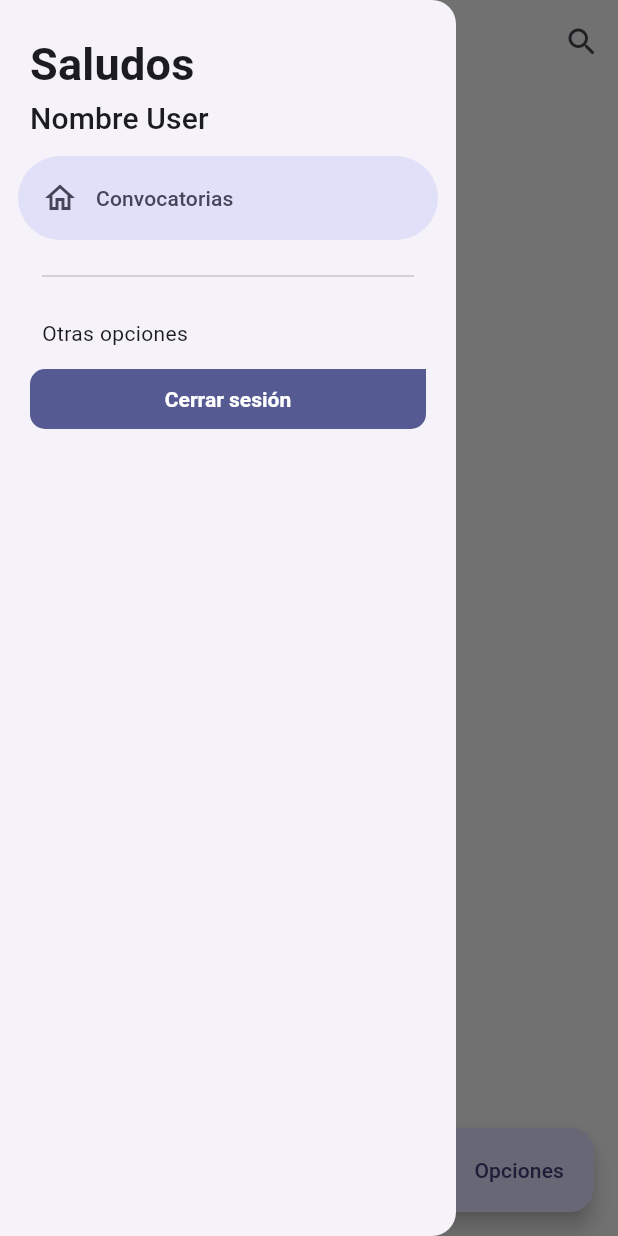
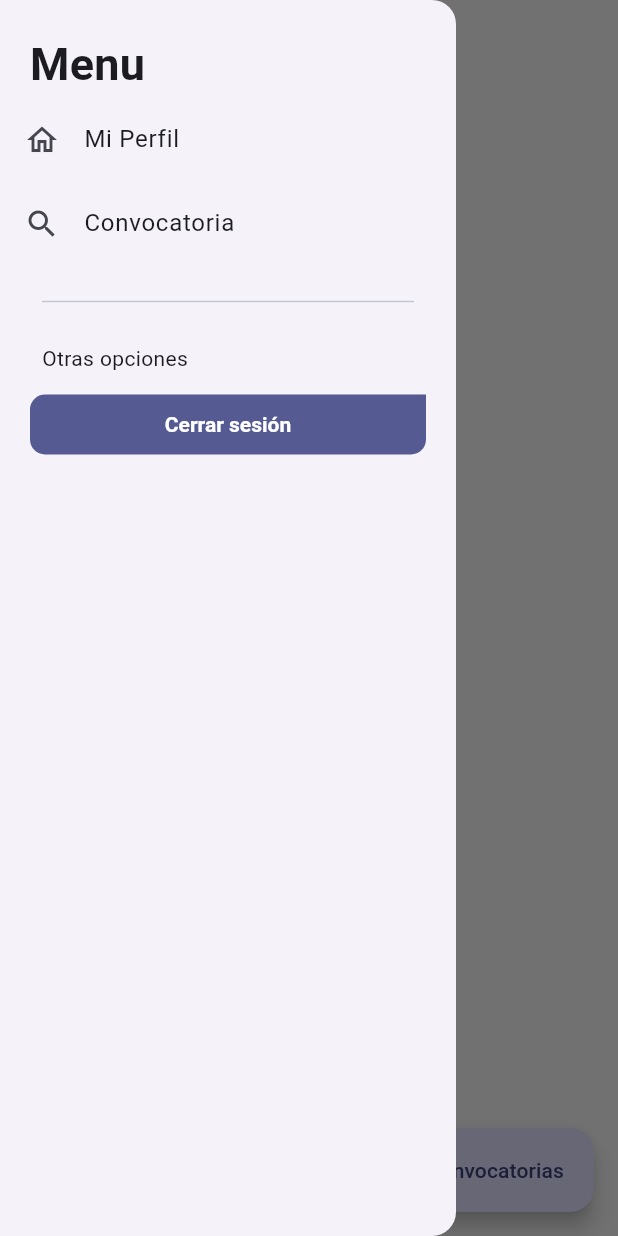
Before and after one commit to ginimessersmith/app_curriculum, a Flutter app: the screen it shows after launch, with the side drawer open, on a phone screen of 412 x 824 dp. Run offline on Flutter 3.47's test engine with Material 3 defaults, Android fonts, the phone set to English and light mode, and no system bars; our stand-ins replace go_router, google_fonts; project files that could hold a hidden picture were left out.

Commit message:
perfil, campaign and controllers

```diff
--- a/lib/config/api/connections/api.dart
+++ b/lib/config/api/connections/api.dart
@@ -0,0 +1,4 @@
+// const apiUrl =
+//     'http://?????????????????:3000/api';
+
+const apiUrl = 'http://10.0.2.2:3000/api';
--- a/lib/config/router/app_router.dart
+++ b/lib/config/router/app_router.dart
@@ -1,6 +1,8 @@
+import 'package:curriculum/features/campaign/presentation/screens/campaign_screen.dart';
+import 'package:curriculum/features/campaign/presentation/screens/screens.dart';
+import 'package:curriculum/features/perfil/perfil.dart';
 import 'package:go_router/go_router.dart';
 import 'package:curriculum/features/auth/auth.dart';
-import 'package:curriculum/features/products/products.dart';
 
 final appRouter = GoRouter(
   initialLocation: '/',
@@ -15,11 +17,21 @@ final appRouter = GoRouter(
       path: '/register',
       builder: (context, state) => const RegisterScreen(),
     ),
-
-    ///* Product Routes
+    GoRoute(
+      path: '/campaign',
+      builder: (context, state) => const Campaign(),
+    ),
+    GoRoute(
+      path: '/perfil',
+      builder: (context, state) => const Perfil(),
+    ),
+    GoRoute(
+      path: '/send-curriculum',
+      builder: (context, state) => const SendCurriculumScreen(),
+    ),
     GoRoute(
       path: '/',
-      builder: (context, state) => const PerfilScreen(),
+      builder: (context, state) => const Perfil(),
     ),
   ],
   ///! TODO: Bloquear si no se está autenticado de alguna manera
--- a/lib/features/auth/presentation/screens/login_screen.dart
+++ b/lib/features/auth/presentation/screens/login_screen.dart
@@ -1,14 +1,13 @@
+import 'package:curriculum/config/router/app_router.dart';
 import 'package:flutter/material.dart';
 import 'package:go_router/go_router.dart';
 import 'package:curriculum/features/shared/shared.dart';
-
 
 class LoginScreen extends StatelessWidget {
   const LoginScreen({super.key});
 
   @override
   Widget build(BuildContext context) {
-
     final size = MediaQuery.of(context).size;
     final scaffoldBackgroundColor = Theme.of(context).scaffoldBackgroundColor;
 
@@ -21,29 +20,28 @@ class LoginScreen extends StatelessWidget {
         child: Column(
           crossAxisAlignment: CrossAxisAlignment.center,
           children: [
-                const SizedBox( height: 80 ),
+            const SizedBox(height: 80),
             // Icon Banner
             const Icon(
               Icons.production_quantity_limits_rounded,
               color: Colors.white,
               size: 100,
             ),
-                const SizedBox( height: 80 ),
+            const SizedBox(height: 80),
 
             Container(
               height: size.height - 260, // 80 los dos sizebox y 100 el ícono
               width: double.infinity,
               decoration: BoxDecoration(
                 color: scaffoldBackgroundColor,
-                    borderRadius: const BorderRadius.only(topLeft: Radius.circular(100)),
+                borderRadius:
+                    const BorderRadius.only(topLeft: Radius.circular(100)),
               ),
               child: const _LoginForm(),
             )
           ],
         ),
-          )
-        )
-      ),
+      ))),
     );
   }
 }
@@ -53,56 +51,46 @@ class _LoginForm extends StatelessWidget {
 
   @override
   Widget build(BuildContext context) {
-
     final textStyles = Theme.of(context).textTheme;
 
     return Padding(
       padding: const EdgeInsets.symmetric(horizontal: 50),
       child: Column(
         children: [
-          const SizedBox( height: 50 ),
-          Text('Login', style: textStyles.titleLarge ),
-          const SizedBox( height: 90 ),
-
+          const SizedBox(height: 50),
+          Text('Login', style: textStyles.titleLarge),
+          const SizedBox(height: 90),
           const CustomTextFormField(
             label: 'Correo',
             keyboardType: TextInputType.emailAddress,
           ),
-          const SizedBox( height: 30 ),
-
+          const SizedBox(height: 30),
           const CustomTextFormField(
             label: 'Contraseña',
             obscureText: true,
           ),
-
-          const SizedBox( height: 30 ),
-
+          const SizedBox(height: 30),
           SizedBox(
               width: double.infinity,
               height: 60,
               child: CustomFilledButton(
                 text: 'Ingresar',
                 buttonColor: Colors.black,
-              onPressed: (){
-
+                onPressed: () {
+                  appRouter.go('/perfil');
                 },
-            )
-          ),
-
-          const Spacer( flex: 2 ),
-
+              )),
+          const Spacer(flex: 2),
           Row(
             mainAxisAlignment: MainAxisAlignment.center,
             children: [
               const Text('¿No tienes cuenta?'),
               TextButton(
-                onPressed: ()=> context.push('/register'),
-                child: const Text('Crea una aquí')
-              )
+                  onPressed: () => context.push('/register'),
+                  child: const Text('Crea una aquí'))
             ],
           ),
-
-          const Spacer( flex: 1),
+          const Spacer(flex: 1),
         ],
       ),
     );
--- /dev/null
+++ b/lib/features/campaign/presentation/screens/screens.dart
@@ -0,0 +1,2 @@
+export 'campaign_screen.dart';
+export 'send_curriculum_screen.dart';
--- /dev/null
+++ b/lib/features/perfil/presentation/screens/perfil_screen.dart
@@ -0,0 +1,45 @@
+import 'package:curriculum/config/router/app_router.dart';
+import 'package:flutter/material.dart';
+import 'package:curriculum/features/shared/shared.dart';
+
+class Perfil extends StatefulWidget {
+  const Perfil({super.key});
+
+  @override
+  State<Perfil> createState() => _PerfilState();
+}
+
+class _PerfilState extends State<Perfil> {
+  final scaffoldKey = GlobalKey<ScaffoldState>();
+  List<dynamic> perfilInvitado = [];
+  String nameUser = '';
+  String emailUser = '';
+
+  @override
+  Widget build(BuildContext context) {
+    return Scaffold(
+      drawer: SideMenu(scaffoldKey: scaffoldKey),
+      appBar: AppBar(
+        title: const Text('Perfil'),
+      ),
+      body: _PerfilView(),
+      floatingActionButton:
+          FloatingActionButton.extended(
+            onPressed: () => {
+              appRouter.go('/campaign')
+            },
+            label: const Text('ver convocatorias'),
+            icon: const Icon(Icons.search),
+            ),
+    );
+  }
+}
+
+class _PerfilView extends StatelessWidget {
+  const _PerfilView({super.key});
+
+  @override
+  Widget build(BuildContext context) {
+    return Container();
+  }
+}
--- a/lib/features/products/presentation/screens/perfil_screen.dart
+++ /dev/null
@@ -1,41 +0,0 @@
-import 'package:flutter/material.dart';
-import 'package:curriculum/features/shared/shared.dart';
-
-class PerfilScreen extends StatelessWidget {
-  const PerfilScreen({super.key});
-
-  @override
-  Widget build(BuildContext context) {
-
-    final scaffoldKey = GlobalKey<ScaffoldState>();
-
-    return Scaffold(
-      drawer: SideMenu( scaffoldKey: scaffoldKey ),
-      appBar: AppBar(
-        title: const Text('Perfil'),
-        actions: [
-          IconButton(
-            onPressed: (){},
-            icon: const Icon( Icons.search_rounded)
-          )
-        ],
-      ),
-      body: const _PerfilView(),
-      floatingActionButton: FloatingActionButton.extended(
-        label: const Text('Opciones'),
-        icon: const Icon( Icons.add ),
-        onPressed: () {},
-      ),
-    );
-  }
-}
-
-
-class _PerfilView extends StatelessWidget {
-  const _PerfilView();
-
-  @override
-  Widget build(BuildContext context) {
-    return const Center(child: Text('Editar'));
-  }
-}
--- /dev/null
+++ b/lib/features/shared/widgets/menu_user.dart
@@ -0,0 +1,14 @@
+import 'package:flutter/material.dart';
+
+class MenuUser {
+  final String label;
+  final String link;
+  final IconData icon;
+
+  MenuUser({required this.label, required this.link, required this.icon});
+}
+
+final List<MenuUser> appMenuUser = [
+  MenuUser(label: 'Mi Perfil', link: '/perfil', icon: Icons.home_outlined),
+  MenuUser(label: 'Convocatoria', link: '/campaign', icon: Icons.search),
+];
--- a/lib/features/shared/widgets/side_menu.dart
+++ b/lib/features/shared/widgets/side_menu.dart
@@ -1,3 +1,4 @@
+import 'package:curriculum/features/shared/widgets/menu_user.dart';
 import 'package:flutter/material.dart';
 import 'package:go_router/go_router.dart';
 import 'package:curriculum/features/shared/shared.dart';
@@ -29,23 +30,31 @@ class _SideMenuState extends State<SideMenu> {
             navDrawerIndex = value;
           });
 
-          // final menuItem = appMenuItems[value];
-          // context.push( menuItem.link );
+          final MenuUser = appMenuUser[value];
+          GoRouter.of(context).go(MenuUser.link);
           widget.scaffoldKey.currentState?.closeDrawer();
         },
         children: [
           Padding(
             padding: EdgeInsets.fromLTRB(20, hasNotch ? 0 : 20, 16, 0),
-            child: Text('Saludos', style: textStyles.titleMedium),
+            child: Text(
+              'Menu',
+              style: textStyles.titleMedium,
+            ),
           ),
-          Padding(
-            padding: const EdgeInsets.fromLTRB(20, 0, 16, 10),
-            child: Text('Nombre User', style: textStyles.titleSmall),
-          ),
-          const NavigationDrawerDestination(
-            icon: Icon(Icons.home_outlined),
-            label: Text('Convocatorias'),
-          ),
+          for(var item in appMenuUser)
+            ListTile(
+              leading: Icon(item.icon),
+              title: Text(item.label),
+              onTap: (){
+                setState(() {
+                  navDrawerIndex=appMenuUser.indexOf(item);
+
+                });
+                widget.scaffoldKey.currentState?.openEndDrawer();
+                GoRouter.of(context).go(item.link);
+              },
+            ),
           const Padding(
             padding: EdgeInsets.fromLTRB(28, 16, 28, 10),
             child: Divider(),
--- a/lib/features/shared/widgets/widgets.dart
+++ b/lib/features/shared/widgets/widgets.dart
@@ -1,5 +1,5 @@
-
 export 'custom_filled_button.dart';
 export 'custom_text_form_field.dart';
 export 'geometrical_background.dart';
 export 'side_menu.dart';
+export 'menu_user.dart';
--- a/pubspec.yaml
+++ b/pubspec.yaml
@@ -13,6 +13,8 @@ dependencies:
   flutter_riverpod: ^2.3.2
   go_router: ^6.2.0
   google_fonts: ^4.0.3
+  http: 0.13.5
+  shared_preferences: ^2.2.3
 
 dev_dependencies:
   flutter_lints: ^2.0.0
```
Also changed, not shown: lib/config/api/controllers/campaign.controller.dart (+22 -0 lines), lib/features/campaign/presentation/screens/campaign_screen.dart (added, +90 -0 lines), lib/features/campaign/presentation/screens/send_curriculum_screen.dart (added, +32 -0 lines), lib/features/perfil/perfil.dart (renamed from lib/features/products/products.dart), lib/features/perfil/presentation/screens/screens.dart (renamed from lib/features/products/presentation/screens/screens.dart), pubspec.lock, 2 other files. Lines whose indentation alone changed are shown as unchanged.
